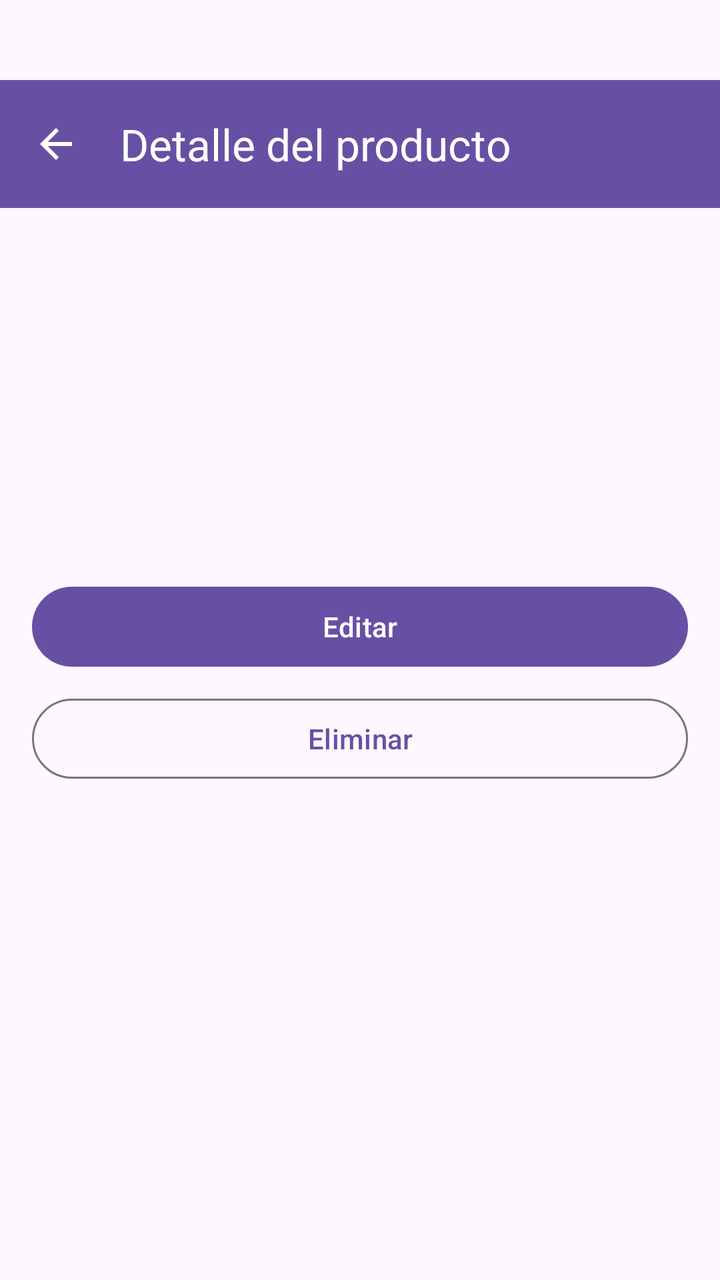
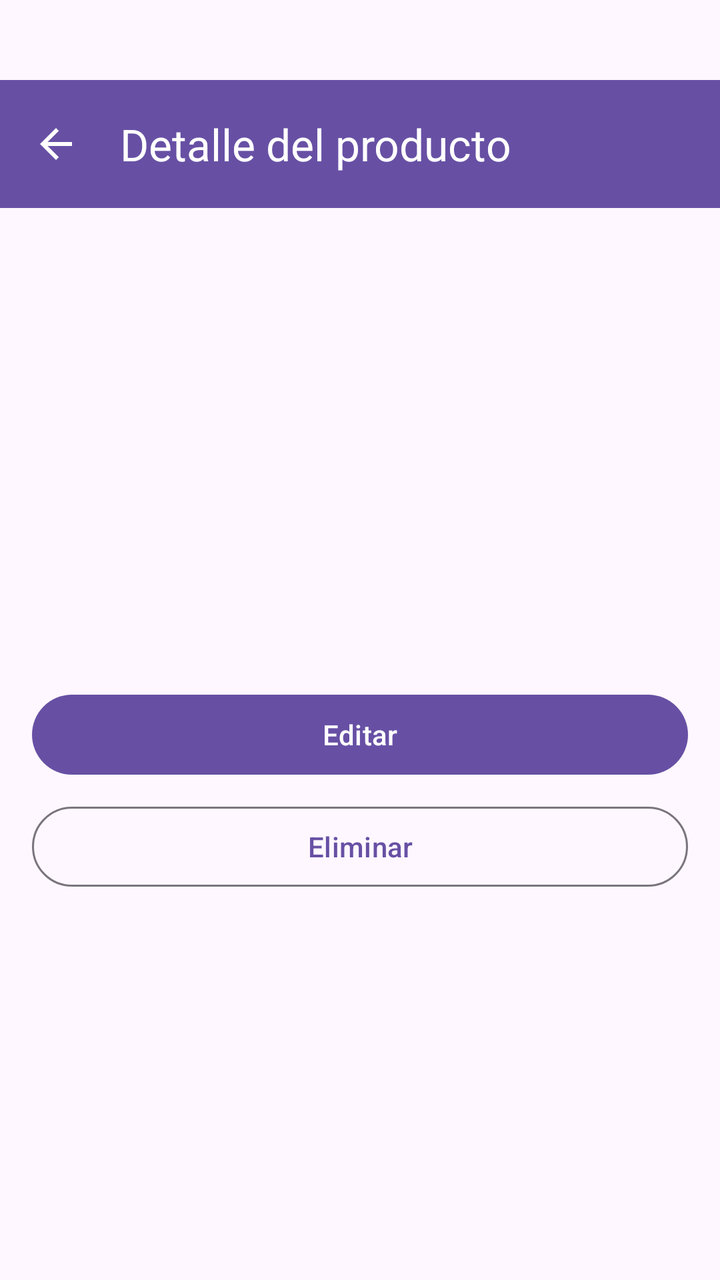

An Android layout rendered at two revisions. The XML below is the earlier revision; the diff shows what the commit changed to produce the second picture.
<!-- AndroidManifest.xml: application theme Theme.InventarioApp -->
<!-- res/layout/activity_detalle.xml -->
<?xml version="1.0" encoding="utf-8"?>
<LinearLayout xmlns:android="http://schemas.android.com/apk/res/android"
    xmlns:app="http://schemas.android.com/apk/res-auto"
    android:layout_width="match_parent"
    android:layout_height="match_parent"
    android:orientation="vertical">

    <com.google.android.material.appbar.MaterialToolbar
        android:id="@+id/toolbar"
        android:layout_width="match_parent"
        android:layout_height="?attr/actionBarSize"
        android:background="?attr/colorPrimary"
        app:title="Detalle del producto"
        app:titleTextColor="@android:color/white"
        app:navigationIcon="@drawable/ic_back"
        android:layout_marginTop="40dp"/>

    <LinearLayout
        android:layout_width="match_parent"
        android:layout_height="match_parent"
        android:orientation="vertical"
        android:padding="16dp">

        <ImageView
            android:id="@+id/ivFotoDetalle"
            android:layout_width="match_parent"
            android:layout_height="200dp"
            android:scaleType="centerCrop"
            android:visibility="gone" />

        <TextView
            android:id="@+id/tvNombreDetalle"
            android:layout_width="wrap_content"
            android:layout_height="wrap_content"
            android:textSize="24sp"
            android:textStyle="bold"
            android:layout_marginTop="16dp" />

        <TextView
            android:id="@+id/tvCantidadDetalle"
            android:layout_width="wrap_content"
            android:layout_height="wrap_content"
            android:textSize="18sp"
            android:layout_marginTop="8dp" />

        <TextView
            android:id="@+id/tvPrecioDetalle"
            android:layout_width="wrap_content"
            android:layout_height="wrap_content"
            android:textSize="18sp"
            android:layout_marginTop="4dp" />

        <TextView
            android:id="@+id/tvTotalDetalle"
            android:layout_width="wrap_content"
            android:layout_height="wrap_content"
            android:textSize="18sp"
            android:textStyle="bold"
            android:layout_marginTop="12dp" />

        <com.google.android.material.button.MaterialButton
            android:id="@+id/btnEditarDetalle"
            android:layout_width="match_parent"
            android:layout_height="wrap_content"
            android:text="Editar"
            android:layout_marginTop="24dp" />

        <com.google.android.material.button.MaterialButton
            android:id="@+id/btnEliminarDetalle"
            style="@style/Widget.Material3.Button.OutlinedButton"
            android:layout_width="match_parent"
            android:layout_height="wrap_content"
            android:text="Eliminar"
            android:layout_marginTop="8dp" />

    </LinearLayout>

</LinearLayout>
<!-- resources referenced by this layout -->
<resources>
  <!-- drawable ic_back (drawable) -->
  <vector xmlns:android="http://schemas.android.com/apk/res/android"
      android:width="24dp"
      android:height="24dp"
      android:viewportWidth="24"
      android:viewportHeight="24">
      <path
          android:fillColor="#FFFFFF"
          android:pathData="M20,11H7.83l5.59,-5.59L12,4l-8,8 8,8 1.41,-1.41L7.83,13H20v-2z"/>
  </vector>
  <style name="Theme.InventarioApp" parent="Base.Theme.InventarioApp" />
  <style name="Base.Theme.InventarioApp" parent="Theme.Material3.DayNight.NoActionBar">
          
          
      </style>
</resources>

<!-- the commit's change to res/layout/activity_detalle.xml (unified diff, before → after) -->
@@ -37,11 +37,26 @@
             android:layout_marginTop="16dp" />
 
         <TextView
+            android:id="@+id/tvDescripcionDetalle"
+            android:layout_width="match_parent"
+            android:layout_height="wrap_content"
+            android:textSize="14sp"
+            android:layout_marginTop="12dp" />
+
+        <TextView
             android:id="@+id/tvCantidadDetalle"
             android:layout_width="wrap_content"
             android:layout_height="wrap_content"
             android:textSize="18sp"
             android:layout_marginTop="8dp" />
+
+        <TextView
+            android:id="@+id/tvCategoriaDetalle"
+            android:layout_width="wrap_content"
+            android:layout_height="wrap_content"
+            android:textSize="14sp"
+            android:textStyle="italic"
+            android:layout_marginTop="4dp" />
 
         <TextView
             android:id="@+id/tvPrecioDetalle"
